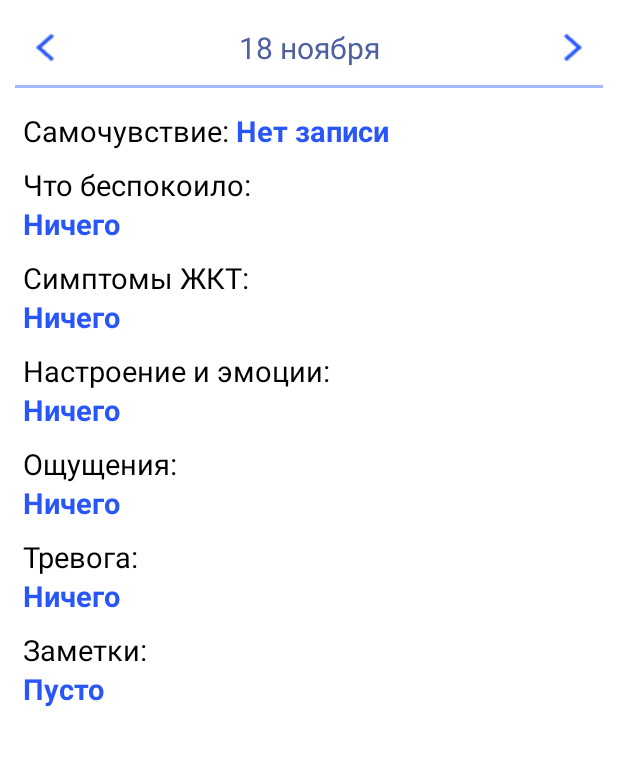
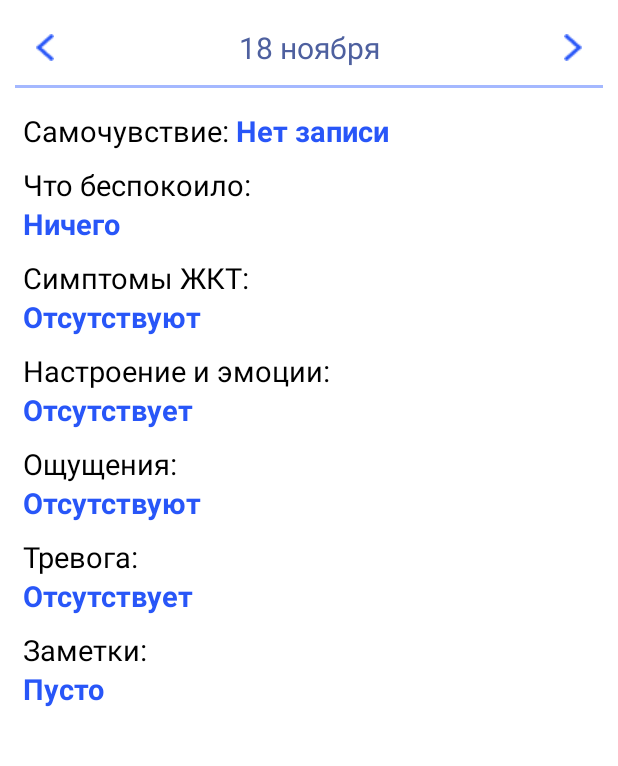
Before and after one commit to Chumochka/KursTest, an Android app: the layout activity_view.xml on its own in the app's theme, with its tools: preview values and no code run, on a phone screen of 412 x 824 dp, the part 66-832 px from its top. Run offline under Robolectric (Android 15) with nearby library versions, the phone set to English and light mode, and no system bars.

Commit message:
just a design patch

```diff
--- a/app/src/main/res/layout/activity_main.xml
+++ b/app/src/main/res/layout/activity_main.xml
@@ -36,14 +36,14 @@
                 <TextView
                     android:layout_width="wrap_content"
                     android:layout_height="wrap_content"
-                    android:textSize="20dp"
+                    android:textSize="19dp"
                     android:textColor="@color/textColor"
                     android:text="Последняя запись – "/>
                 <TextView
                     android:id="@+id/tvLastDate"
                     android:layout_width="wrap_content"
                     android:layout_height="wrap_content"
-                    android:textSize="20dp"
+                    android:textSize="18dp"
                     android:textColor="@color/textColor"
                     android:text="не было."/>
             </LinearLayout>
--- a/app/src/main/res/layout/activity_view.xml
+++ b/app/src/main/res/layout/activity_view.xml
@@ -143,7 +143,7 @@
                 android:id="@+id/tvTract"
                 android:layout_width="wrap_content"
                 android:layout_height="wrap_content"
-                android:text="Ничего"
+                android:text="Отсутствуют"
                 android:textSize="19sp"
                 android:textColor="@color/radioColor"
                 android:textStyle="bold"/>
@@ -158,7 +158,7 @@
                 android:id="@+id/tvMood"
                 android:layout_width="wrap_content"
                 android:layout_height="wrap_content"
-                android:text="Ничего"
+                android:text="Отсутствует"
                 android:textSize="19sp"
                 android:textColor="@color/radioColor"
                 android:textStyle="bold"/>
@@ -173,7 +173,7 @@
                 android:id="@+id/tvFeel"
                 android:layout_width="wrap_content"
                 android:layout_height="wrap_content"
-                android:text="Ничего"
+                android:text="Отсутствуют"
                 android:textColor="@color/radioColor"
                 android:textSize="19sp"
                 android:textStyle="bold"/>
@@ -188,7 +188,7 @@
                 android:id="@+id/tvAlarm"
                 android:layout_width="wrap_content"
                 android:layout_height="wrap_content"
-                android:text="Ничего"
+                android:text="Отсутствует"
                 android:textColor="@color/radioColor"
                 android:textSize="19sp"
                 android:textStyle="bold"/>
```
